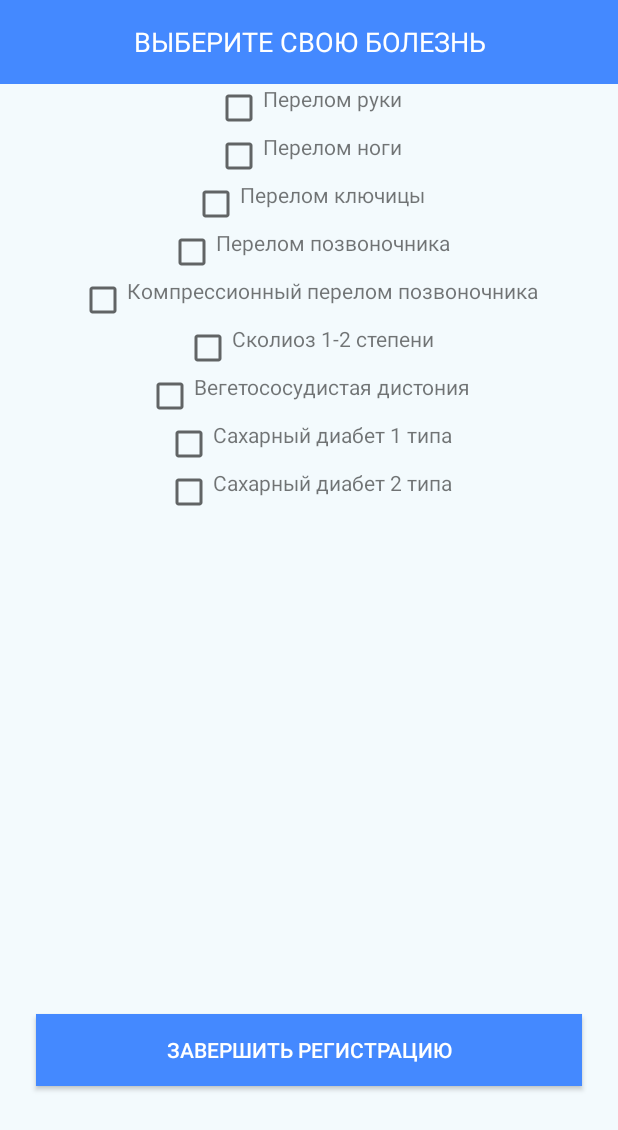
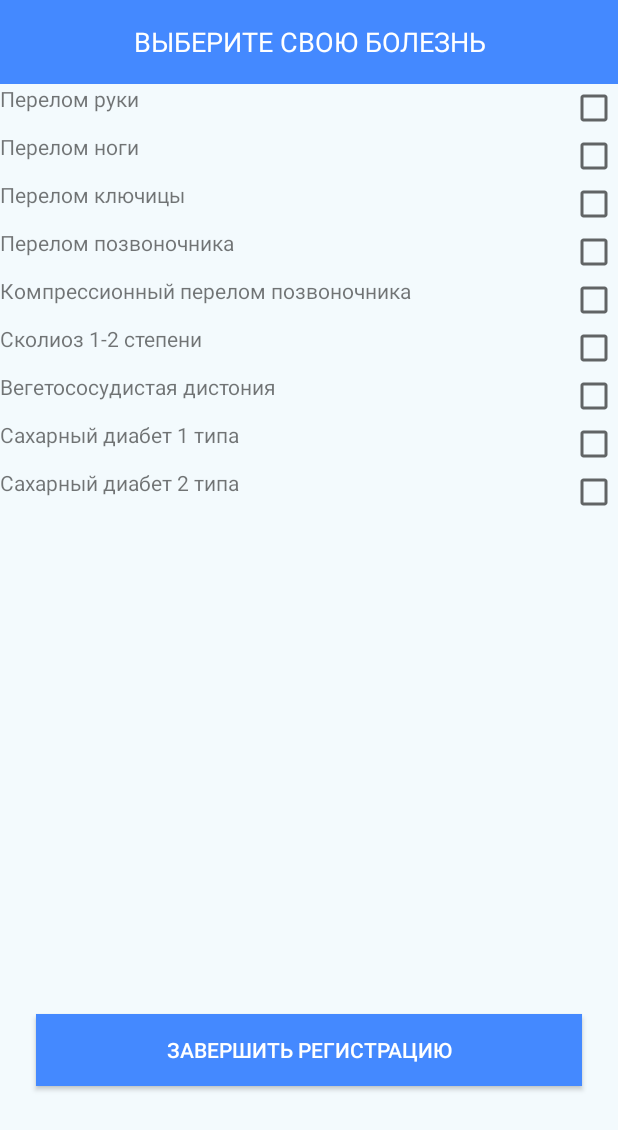
Before and after one commit to chernikov-fedya/fitness-progect-final, an Android app: the MainActivityDisease screen opened directly, with no data from a screen before it, on a phone screen of 412 x 824 dp. Shown: the top 1130 px of the screen. Run offline under Robolectric (Android 15) with nearby library versions, the phone set to English and light mode, and no system bars.

```diff
--- a/app/src/main/java/com/example/myapplication/Exercise.kt
+++ b/app/src/main/java/com/example/myapplication/Exercise.kt
@@ -41,7 +41,7 @@ class Excercise(
     }*/
     var diseases: Array<Disease> = arrayOf()
 
-    fun checkDiseases(disease: Disease) = diseases.find { it !=  disease } != null
+    fun checkDiseases(disease: Disease) = diseases.find { it ==  disease } == null
 
     fun checkChoose(muscle: Muscle) = muscleGroup.find { it != muscle } != null
 
--- a/app/src/main/res/layout/disease_view.xml
+++ b/app/src/main/res/layout/disease_view.xml
@@ -3,18 +3,18 @@
     xmlns:tools="http://schemas.android.com/tools"
     android:orientation="vertical"
     android:layout_width="match_parent"
-    android:layout_height="wrap_content"
-    android:gravity="center">
+    android:layout_height="wrap_content">
     <CheckBox
         android:layout_width="wrap_content"
         android:layout_height="wrap_content"
         android:id="@+id/ccheckk"
-        />
+        android:layout_alignParentRight="true"
+        tools:ignore="UnknownId" />
     <TextView
         android:layout_width="wrap_content"
         android:layout_height="wrap_content"
         android:id="@+id/text"
-        android:layout_toRightOf = "@id/ccheckk"
+        android:layout_alignParentLeft="true"
         tools:text = "ывлпывпдывр"
         />
 </RelativeLayout>
```
Also changed, not shown: app/src/main/java/com/example/myapplication/TrainProgramm.kt (+13 -12 lines).
